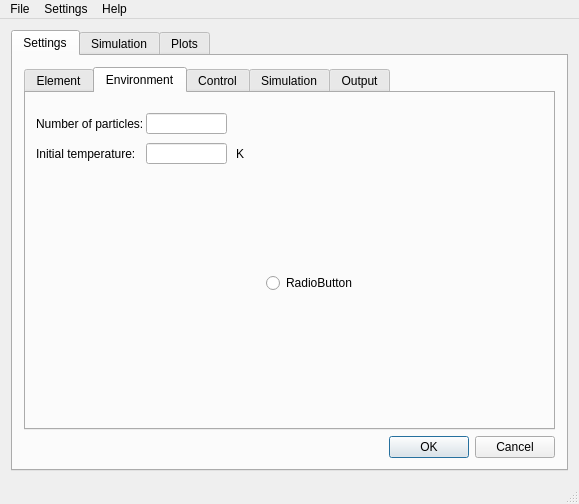
JonathanWatkins/QThelloWorld, file mdmainwin.ui: the form before one commit.
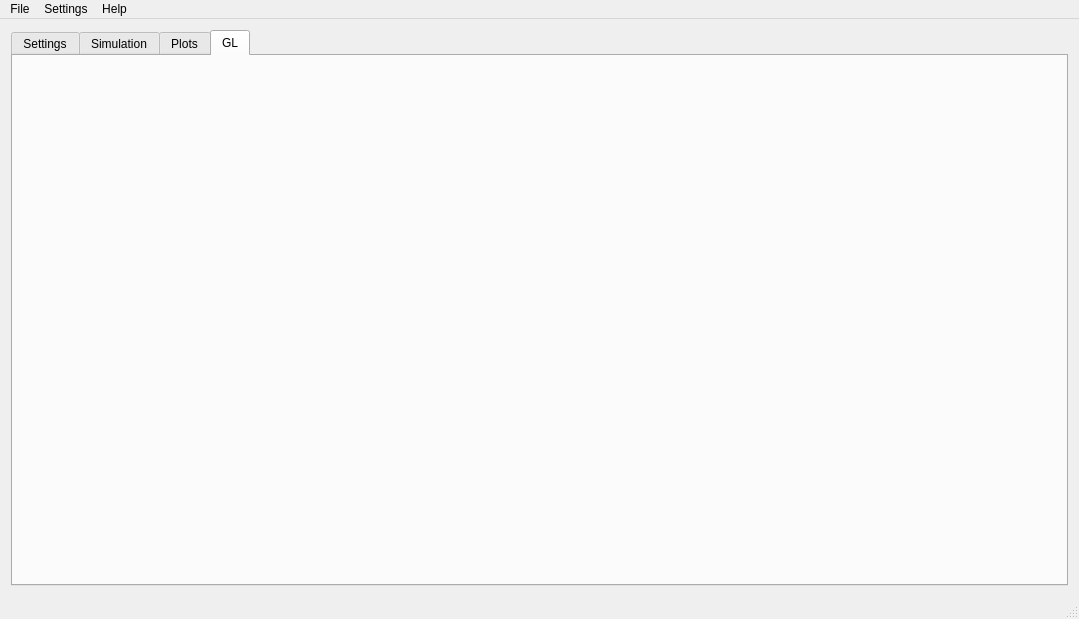
The form after the commit. The open tabs and pages were chosen to show the change.

Diff of the .ui file:
```diff
--- a/mdmainwin.ui
+++ b/mdmainwin.ui
@@ -6,8 +6,8 @@
    <rect>
     <x>0</x>
     <y>0</y>
-    <width>579</width>
-    <height>504</height>
+    <width>1079</width>
+    <height>619</height>
    </rect>
   </property>
   <property name="windowTitle">
@@ -18,7 +18,7 @@
     <item>
      <widget class="QTabWidget" name="tabWidget_2">
       <property name="currentIndex">
-       <number>0</number>
+       <number>3</number>
       </property>
       <widget class="QWidget" name="tab_settings">
        <attribute name="title">
@@ -343,19 +343,6 @@
              </rect>
             </property>
            </widget>
-           <widget class="QRadioButton" name="radioButton">
-            <property name="geometry">
-             <rect>
-              <x>240</x>
-              <y>180</y>
-              <width>95</width>
-              <height>20</height>
-             </rect>
-            </property>
-            <property name="text">
-             <string>RadioButton</string>
-            </property>
-           </widget>
           </widget>
           <widget class="QWidget" name="tab_control">
            <attribute name="title">
@@ -954,6 +941,36 @@
         <string>Plots</string>
        </attribute>
       </widget>
+      <widget class="QWidget" name="tab">
+       <attribute name="title">
+        <string>GL</string>
+       </attribute>
+       <widget class="QWidget" name="verticalLayoutWidget">
+        <property name="geometry">
+         <rect>
+          <x>230</x>
+          <y>150</y>
+          <width>160</width>
+          <height>80</height>
+         </rect>
+        </property>
+        <layout class="QVBoxLayout" name="verticalLayout_6">
+         <item>
+          <spacer name="horizontalSpacer">
+           <property name="orientation">
+            <enum>Qt::Horizontal</enum>
+           </property>
+           <property name="sizeHint" stdset="0">
+            <size>
+             <width>40</width>
+             <height>20</height>
+            </size>
+           </property>
+          </spacer>
+         </item>
+        </layout>
+       </widget>
+      </widget>
      </widget>
     </item>
    </layout>
@@ -963,7 +980,7 @@
     <rect>
      <x>0</x>
      <y>0</y>
-     <width>579</width>
+     <width>1079</width>
      <height>26</height>
     </rect>
    </property>
```
Left out of the diff: 15 changed lines with no effect on the pictures.
